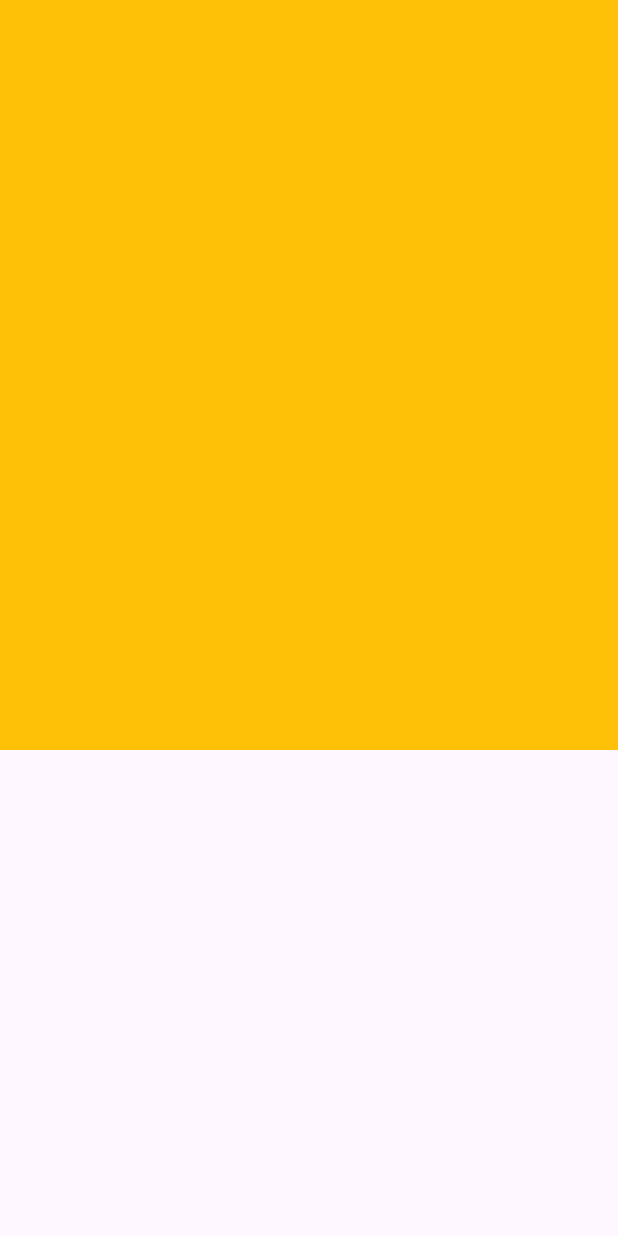
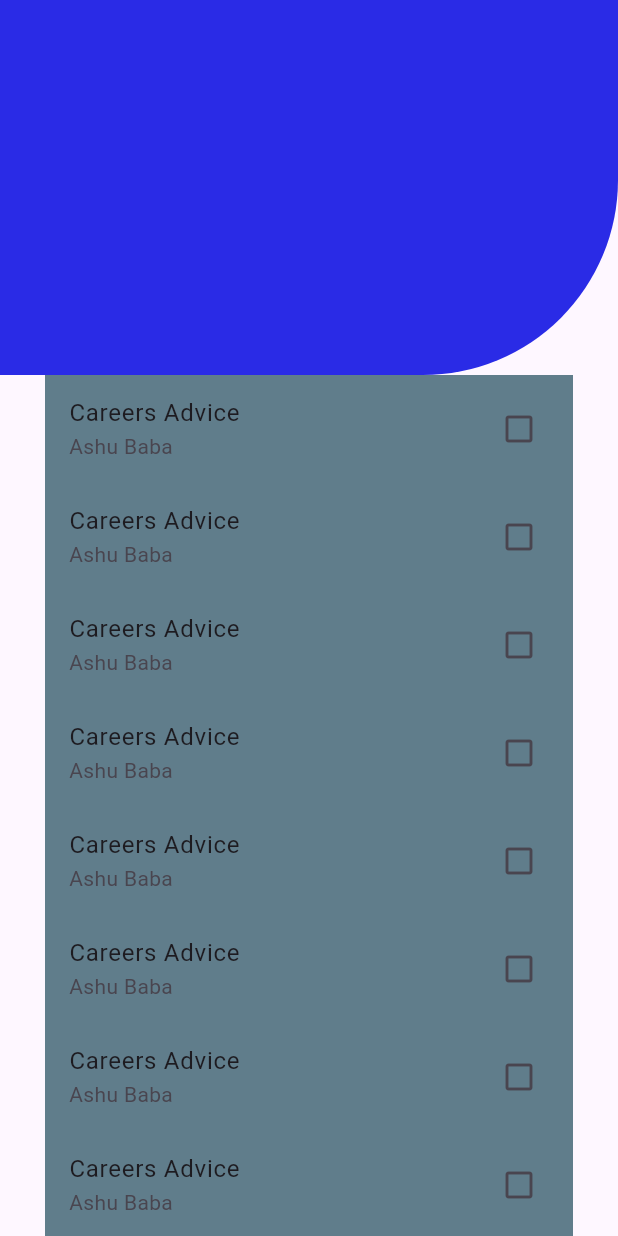
Before and after one commit to ashir227/Todo-App-Classes, a Flutter app: the screen it shows after launch, on a phone screen of 412 x 824 dp. Run offline on Flutter 3.47's test engine with Material 3 defaults, Android fonts, the phone set to English and light mode, and no system bars.

Commit message:
ui todoapp

```diff
--- a/lib/todo.dart
+++ b/lib/todo.dart
@@ -9,30 +9,45 @@ class TodoApp extends StatefulWidget {
 }
 
 class _TodoAppState extends State<TodoApp> {
+  List myfile = ["Ashir"];
   @override
   Widget build(BuildContext context) {
     return Scaffold(
-      body: Container(
+      body: SingleChildScrollView(
+        child: Container(
           child: Column(
             children: [
               Container(
                 decoration: BoxDecoration(
-                color: const Color.fromARGB(255, 54, 11, 228),
+                  color: const Color.fromARGB(219, 7, 10, 226),
                   borderRadius: BorderRadius.only(
-                  bottomRight: Radius.circular(80),
+                    bottomRight: Radius.circular(130),
                   ),
                 ),
+
+                height: 250,
                 width: double.infinity,
-              height: 500,
-
-              child: Container(
-                color: Colors.amber,
-                height: 800,
-                width: 100,
                 child: Column(),
               ),
+              Container(
+                color: Colors.blueGrey,
+                height: 600,
+                // padding: EdgeInsets.only(bottom: 200),
+                width: double.infinity,
+                margin: EdgeInsets.symmetric(horizontal: 30),
+                child: ListView.builder(
+                  itemBuilder: (context, index) {
+                    return ListTile(
+                      title: Text("Careers Advice"),
+                      subtitle: Text("Ashu Baba"),
+                      trailing: Icon(Icons.check_box_outline_blank),
+                    );
+                  },
                 ),
+              ),
+              FloatingActionButton(onPressed: () {}),
             ],
+          ),
         ),
       ),
     );
```
Lines whose indentation alone changed are shown as unchanged.
